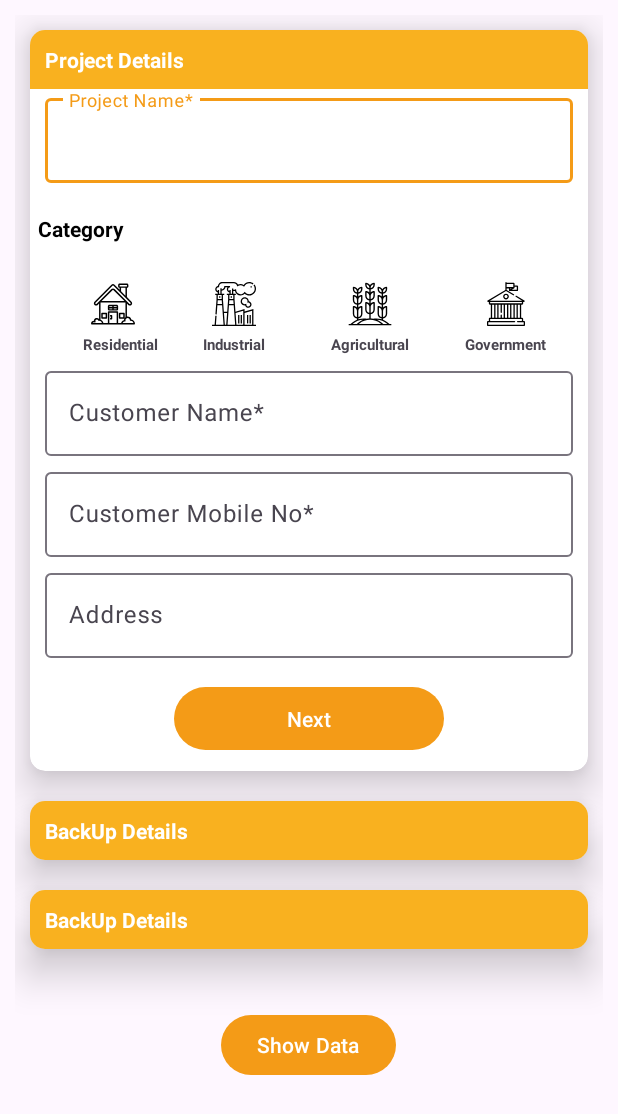
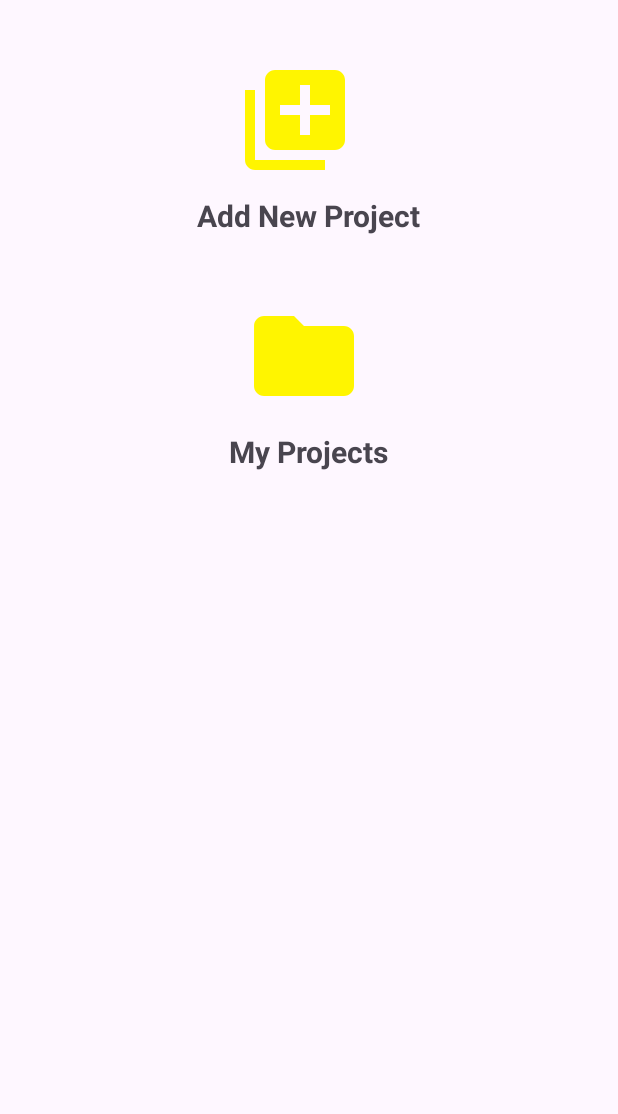
Before and after one commit to its-surya/datbaseToRecyclerView, an Android app: the screen it shows after launch (MainActivity before the commit, HomeActivity after it), on a phone screen of 412 x 824 dp. Shown: the top 1114 px of the screen. Run offline under Robolectric (Android 15) with nearby library versions, the phone set to English and light mode, and no system bars.

Commit message:
again commit

```diff
--- /dev/null
+++ b/app/src/main/java/com/example/databasetorecyclerview/HomeActivity.kt
@@ -0,0 +1,34 @@
+package com.example.databasetorecyclerview
+
+import android.content.Intent
+import androidx.appcompat.app.AppCompatActivity
+import android.os.Bundle
+import com.example.databasetorecyclerview.databinding.ActivityHomeBinding
+
+class HomeActivity : AppCompatActivity() {
+
+    private lateinit var binding: ActivityHomeBinding
+    override fun onCreate(savedInstanceState: Bundle?) {
+        super.onCreate(savedInstanceState)
+        binding = ActivityHomeBinding.inflate(layoutInflater)
+        setContentView(binding.root)
+
+        binding.newProjects.setOnClickListener {
+
+            var intent = Intent(this , MainActivity::class.java)
+            startActivity(intent)
+        }
+
+        binding.myProjects.setOnClickListener {
+
+            var intent= Intent(this, MainActivity2::class.java)
+            startActivity(intent)
+
+        }
+
+
+
+
+
+    }
+}
--- a/app/src/main/java/com/example/databasetorecyclerview/MainActivity2.kt
+++ b/app/src/main/java/com/example/databasetorecyclerview/MainActivity2.kt
@@ -14,13 +14,14 @@ class MainActivity2 : AppCompatActivity() {
     private lateinit var appdatabase : estimationDatabase
 
     override fun onCreate(savedInstanceState: Bundle?) {
+
         super.onCreate(savedInstanceState)
         binding = ActivityMain2Binding.inflate(layoutInflater)
         setContentView(binding.root)
         appdatabase = estimationDatabase.getDataBase(this)
 
         binding.back.setOnClickListener {
-            var intent = Intent(this@MainActivity2, MainActivity::class.java)
+            var intent = Intent(this@MainActivity2, HomeActivity::class.java)
             startActivity(intent)
         }
 
@@ -29,8 +30,9 @@ class MainActivity2 : AppCompatActivity() {
     }
 
     fun updateRecyclerView(){
+
         allTime = appdatabase.EstimationDao().getAll()
-        allTime!!.observe(this@MainActivity2){
+        allTime!!.observe(this@MainActivity2) {
             if(!it.isNullOrEmpty()){
                 binding?.recyclerView?.adapter = estimationAdapter(it)
                 binding.recyclerView.layoutManager = LinearLayoutManager(this)
--- a/app/src/main/java/com/example/databasetorecyclerview/SplashActivity.kt
+++ b/app/src/main/java/com/example/databasetorecyclerview/SplashActivity.kt
@@ -17,7 +17,7 @@ class SplashActivity : AppCompatActivity() {
         var myAnim = AnimationUtils.loadAnimation(this,R.anim.my_anim)
         splashImage.startAnimation(myAnim)
         Handler().postDelayed({
-            val intent = Intent(this,MainActivity::class.java)
+            val intent = Intent(this,HomeActivity::class.java)
             startActivity(intent)
             finish()
         },2000)
--- /dev/null
+++ b/app/src/main/res/drawable/green_check_circle_24.xml
@@ -0,0 +1,5 @@
+<vector android:height="24dp" android:tint="#136C1B"
+    android:viewportHeight="24" android:viewportWidth="24"
+    android:width="24dp" xmlns:android="http://schemas.android.com/apk/res/android">
+    <path android:fillColor="@android:color/white" android:pathData="M12,2C6.48,2 2,6.48 2,12s4.48,10 10,10 10,-4.48 10,-10S17.52,2 12,2zM10,17l-5,-5 1.41,-1.41L10,14.17l7.59,-7.59L19,8l-9,9z"/>
+</vector>
--- /dev/null
+++ b/app/src/main/res/drawable/yellow_folder_24.xml
@@ -0,0 +1,5 @@
+<vector android:height="24dp" android:tint="#FFF500"
+    android:viewportHeight="24" android:viewportWidth="24"
+    android:width="24dp" xmlns:android="http://schemas.android.com/apk/res/android">
+    <path android:fillColor="@android:color/white" android:pathData="M10,4H4c-1.1,0 -1.99,0.9 -1.99,2L2,18c0,1.1 0.9,2 2,2h16c1.1,0 2,-0.9 2,-2V8c0,-1.1 -0.9,-2 -2,-2h-8l-2,-2z"/>
+</vector>
--- /dev/null
+++ b/app/src/main/res/drawable/yellow_library_add_24.xml
@@ -0,0 +1,5 @@
+<vector android:height="24dp" android:tint="#FFF500"
+    android:viewportHeight="24" android:viewportWidth="24"
+    android:width="24dp" xmlns:android="http://schemas.android.com/apk/res/android">
+    <path android:fillColor="@android:color/white" android:pathData="M4,6L2,6v14c0,1.1 0.9,2 2,2h14v-2L4,20L4,6zM20,2L8,2c-1.1,0 -2,0.9 -2,2v12c0,1.1 0.9,2 2,2h12c1.1,0 2,-0.9 2,-2L22,4c0,-1.1 -0.9,-2 -2,-2zM19,11h-4v4h-2v-4L9,11L9,9h4L13,5h2v4h4v2z"/>
+</vector>
--- /dev/null
+++ b/app/src/main/res/layout/activity_home.xml
@@ -0,0 +1,56 @@
+<?xml version="1.0" encoding="utf-8"?>
+<androidx.appcompat.widget.LinearLayoutCompat xmlns:android="http://schemas.android.com/apk/res/android"
+    xmlns:app="http://schemas.android.com/apk/res-auto"
+    xmlns:tools="http://schemas.android.com/tools"
+    android:layout_width="match_parent"
+    android:layout_height="match_parent"
+    tools:context=".HomeActivity"
+    android:orientation="vertical">
+
+    <androidx.appcompat.widget.LinearLayoutCompat
+        android:id="@+id/newProjects"
+        android:layout_width="wrap_content"
+        android:layout_height="wrap_content"
+        android:orientation="vertical"
+        android:layout_gravity="center"
+        android:layout_marginTop="40dp">
+        <androidx.appcompat.widget.AppCompatImageView
+            android:layout_width="80dp"
+            android:layout_height="80dp"
+            android:src="@drawable/yellow_library_add_24"
+            android:layout_marginLeft="25dp"/>
+        <androidx.appcompat.widget.AppCompatTextView
+            android:layout_width="wrap_content"
+            android:layout_height="wrap_content"
+            android:text="Add New Project"
+            android:textStyle="bold"
+            android:layout_marginTop="10dp"
+            android:textSize="20sp"/>
+
+    </androidx.appcompat.widget.LinearLayoutCompat>
+
+    <androidx.appcompat.widget.LinearLayoutCompat
+        android:id="@+id/myProjects"
+        android:layout_width="wrap_content"
+        android:layout_height="wrap_content"
+        android:orientation="vertical"
+        android:layout_gravity="center"
+        android:layout_marginTop="40dp">
+        <androidx.appcompat.widget.AppCompatImageView
+            android:layout_width="80dp"
+            android:layout_height="80dp"
+            android:src="@drawable/yellow_folder_24"
+            android:layout_marginLeft="10dp"/>
+        <androidx.appcompat.widget.AppCompatTextView
+            android:layout_width="wrap_content"
+            android:layout_height="wrap_content"
+            android:text="My Projects"
+            android:textStyle="bold"
+            android:layout_marginTop="10dp"
+            android:textSize="20sp"/>
+
+
+
+    </androidx.appcompat.widget.LinearLayoutCompat>
+
+</androidx.appcompat.widget.LinearLayoutCompat>
--- a/app/src/main/res/layout/activity_main.xml
+++ b/app/src/main/res/layout/activity_main.xml
@@ -61,7 +61,7 @@
                         android:layout_marginTop="1dp"
                         android:layout_marginEnd="2dp"
                         android:layout_marginBottom="-1dp"
-                        android:src="@drawable/black_check_24"
+                        android:src="@drawable/green_check_circle_24"
                         android:visibility="gone" />
                 </RelativeLayout>
 
@@ -292,9 +292,12 @@
                     </com.google.android.material.textfield.TextInputLayout>
 
                     <com.google.android.material.textfield.TextInputLayout
+                        android:id="@+id/imgGetAddress"
                         android:layout_width="match_parent"
                         android:layout_height="wrap_content"
-                        android:layout_marginLeft="10dp">
+                        android:layout_marginLeft="10dp"
+                        app:endIconDrawable="@drawable/ic_location_small"
+                        app:endIconMode="custom">
 
                         <com.google.android.material.textfield.TextInputEditText
                             android:id="@+id/customerAddress"
@@ -329,16 +332,6 @@
                 app:cardCornerRadius="10dp"
                 app:cardElevation="16dp">
 
-                <!--                <TextView-->
-                <!--                    android:id="@+id/td_textView"-->
-                <!--                    android:layout_width="match_parent"-->
-                <!--                    android:layout_height="wrap_content"-->
-                <!--                    android:background="#f9b11f"-->
-                <!--                    android:backgroundTint="#f9b11f"-->
-                <!--                    android:padding="10dp"-->
-                <!--                    android:text="Technical Details"-->
-                <!--                    android:textColor="@color/white"-->
-                <!--                    android:textStyle="bold" />-->
                 <RelativeLayout
                     android:layout_width="wrap_content"
                     android:layout_height="wrap_content">
@@ -350,7 +343,7 @@
                         android:background="#f9b11f"
                         android:backgroundTint="#f9b11f"
                         android:padding="10dp"
-                        android:text="BackUp Details"
+                        android:text="Technical Details"
                         android:textColor="@color/white"
                         android:textStyle="bold" />
 
@@ -364,7 +357,7 @@
                         android:layout_marginTop="1dp"
                         android:layout_marginEnd="2dp"
                         android:layout_marginBottom="-1dp"
-                        android:src="@drawable/black_check_24"
+                        android:src="@drawable/green_check_circle_24"
                         android:visibility="gone" />
                 </RelativeLayout>
 
@@ -472,7 +465,7 @@
                         android:layout_marginTop="1dp"
                         android:layout_marginEnd="2dp"
                         android:layout_marginBottom="-1dp"
-                        android:src="@drawable/black_check_24"
+                        android:src="@drawable/green_check_circle_24"
                         android:visibility="gone" />
                 </RelativeLayout>
 
--- a/app/src/main/res/layout/activity_main2.xml
+++ b/app/src/main/res/layout/activity_main2.xml
@@ -32,8 +32,7 @@
         android:text="Back"
         android:id="@+id/back"
         android:layout_gravity="start"
-        android:layout_marginStart="20dp"
-        />
+        android:layout_marginStart="20dp" />
 
 
 </LinearLayout>
--- a/build.gradle.kts
+++ b/build.gradle.kts
@@ -3,3 +3,9 @@ plugins {
     id("com.android.application") version "8.1.1" apply false
     id("org.jetbrains.kotlin.android") version "1.9.0" apply false
 }
+//map
+buildscript {
+    dependencies {
+        classpath("com.google.android.libraries.mapsplatform.secrets-gradle-plugin:secrets-gradle-plugin:2.0.1")
+    }
+}
```
Also changed, not shown: app/build.gradle.kts (+7 -1 lines), app/src/main/AndroidManifest.xml (+9 -2 lines), app/src/main/java/com/example/databasetorecyclerview/MainActivity.kt (+5 -5 lines), app/src/main/res/drawable/ic_location_small.xml (added, +12 -0 lines).
